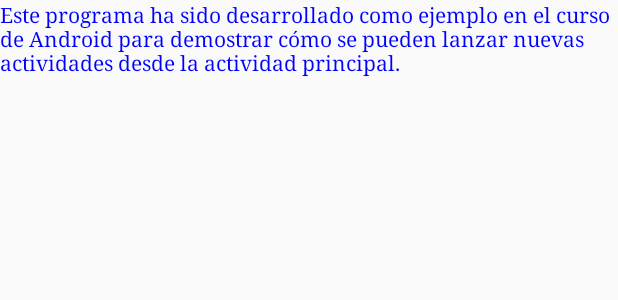
After one commit to Nabkar/Asteriodes, an Android app: the layout acercade.xml on its own in the app's theme, with its tools: preview values and no code run, on a phone screen of 412 x 824 dp. The commit adds this screen. Shown: the top 300 px of the screen. Run offline under Robolectric (Android 15) with nearby library versions, the phone set to English and light mode, and no system bars.

Commit message:
Actividad AcercaDe

```diff
--- a/app/src/main/AndroidManifest.xml
+++ b/app/src/main/AndroidManifest.xml
@@ -16,6 +16,9 @@
                 <category android:name="android.intent.category.LAUNCHER" />
             </intent-filter>
         </activity>
+        <activity android:name=".AcercaDeActivity"
+            android:label="Acerca de ...">
+        </activity>
     </application>
 
 </manifest>
--- /dev/null
+++ b/app/src/main/res/layout/acercade.xml
@@ -0,0 +1,8 @@
+<?xml version="1.0" encoding="utf-8"?>
+<TextView
+    xmlns:android="http://schemas.android.com/apk/res/android"
+    android:id="@+id/TextView01"
+    android:layout_width="wrap_content"
+    android:layout_height="wrap_content"
+    android:text="Este programa ha sido desarrollado como ejemplo en el curso de Android para demostrar cómo se pueden lanzar nuevas actividades desde la actividad principal." >
+</TextView>
--- a/app/src/main/res/layout/activity_main.xml
+++ b/app/src/main/res/layout/activity_main.xml
@@ -45,6 +45,7 @@
         android:layout_width="0dp"
         android:layout_height="wrap_content"
         android:layout_marginTop="8dp"
+        android:onClick="lanzarAcercaDe"
         android:text="@string/Acercade"
         app:layout_constraintLeft_toLeftOf="parent"
         app:layout_constraintRight_toRightOf="parent"
```
Also changed, not shown: app/src/main/java/org/example/asteriodes/AcercaDeActivity.java (added, +16 -0 lines), app/src/main/java/org/example/asteriodes/MainActivity.java (+8 -0 lines), app/src/main/res/layout-land/activity_main.xml (+6 -3 lines).
